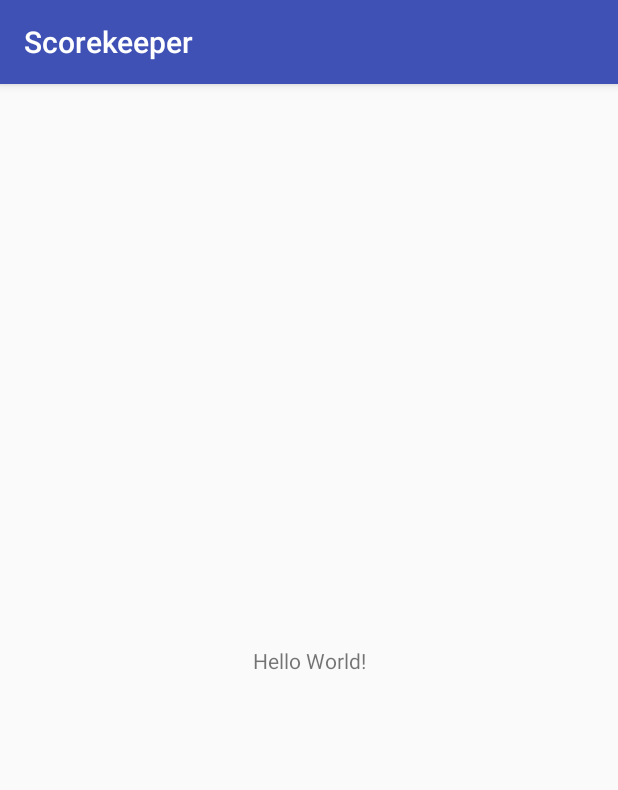
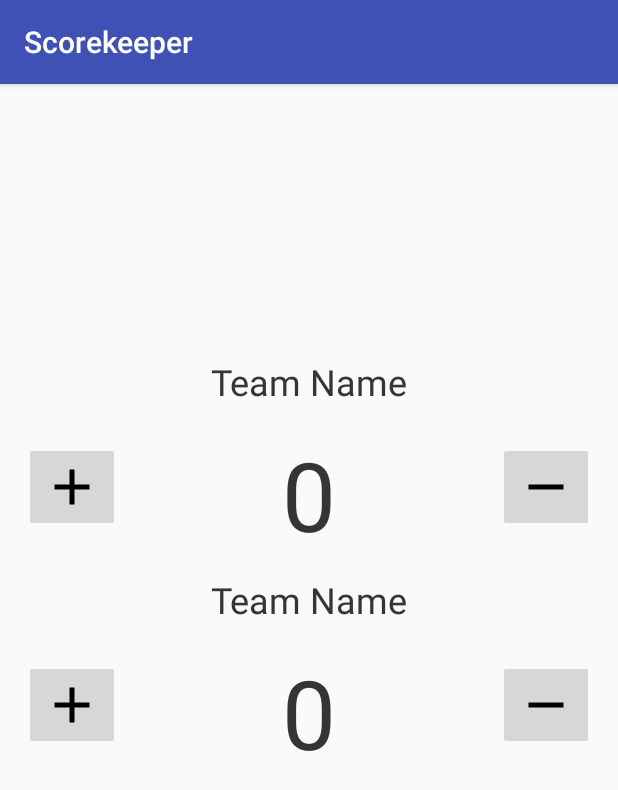
Before and after one commit to zept03/Scorekeeper, an Android app: the screen it shows after launch (MainActivity), on a phone screen of 412 x 824 dp. Shown: the top 790 px of the screen. Run offline under Robolectric (Android 15) with nearby library versions, the phone set to English and light mode, and no system bars.

Commit message:
Inflate fragments for the two teams.

```diff
--- a/app/src/main/java/tech/hyperdev/scorekeeper/activities/MainActivity.java
+++ b/app/src/main/java/tech/hyperdev/scorekeeper/activities/MainActivity.java
@@ -1,15 +1,31 @@
 package tech.hyperdev.scorekeeper.activities;
 
+import android.support.v4.app.FragmentManager;
+import android.support.v4.app.FragmentTransaction;
 import android.support.v7.app.AppCompatActivity;
 import android.os.Bundle;
 
 import tech.hyperdev.scorekeeper.R;
+import tech.hyperdev.scorekeeper.fragments.ScoreFragment;
 
 public class MainActivity extends AppCompatActivity {
 
+    private FragmentTransaction mFragmentTransaction;
+    private FragmentManager mFragmentManager;
     @Override
     protected void onCreate(Bundle savedInstanceState) {
         super.onCreate(savedInstanceState);
         setContentView(R.layout.activity_main);
+
+        mFragmentManager = getSupportFragmentManager();
+        mFragmentTransaction = mFragmentManager.beginTransaction();
+        mFragmentTransaction.replace(R.id.TeamOneFragment, new ScoreFragment());
+        mFragmentTransaction.commit();
+
+
+        mFragmentManager = getSupportFragmentManager();
+        mFragmentTransaction = mFragmentManager.beginTransaction();
+        mFragmentTransaction.replace(R.id.TeamTwoFragment, new ScoreFragment());
+        mFragmentTransaction.commit();
     }
 }
--- a/app/src/main/res/layout/activity_main.xml
+++ b/app/src/main/res/layout/activity_main.xml
@@ -1,5 +1,5 @@
 <?xml version="1.0" encoding="utf-8"?>
-<android.support.constraint.ConstraintLayout
+<RelativeLayout
     xmlns:android="http://schemas.android.com/apk/res/android"
     xmlns:app="http://schemas.android.com/apk/res-auto"
     xmlns:tools="http://schemas.android.com/tools"
@@ -7,13 +7,28 @@
     android:layout_height="match_parent"
     tools:context="tech.hyperdev.scorekeeper.activities.MainActivity">
 
-    <TextView
-        android:layout_width="wrap_content"
-        android:layout_height="wrap_content"
-        android:text="Hello World!"
-        app:layout_constraintBottom_toBottomOf="parent"
-        app:layout_constraintLeft_toLeftOf="parent"
-        app:layout_constraintRight_toRightOf="parent"
-        app:layout_constraintTop_toTopOf="parent" />
+    <fragment
+        android:id="@+id/TeamOneFragment"
+        android:name="tech.hyperdev.scorekeeper.fragments.ScoreFragment"
+        android:layout_width="368dp"
+        android:layout_height="145dp"
+        tools:layout_editor_absoluteX="8dp"
+        app:layout_constraintTop_toBottomOf="@+id/TeamTwoFragment"
+        android:layout_above="@+id/TeamTwoFragment"
+        android:layout_alignParentRight="true"
+        android:layout_alignParentEnd="true"
+        android:layout_alignParentLeft="true"
+        android:layout_alignParentStart="true" />
 
-</android.support.constraint.ConstraintLayout>
+    <fragment
+        android:id="@+id/TeamTwoFragment"
+        android:name="tech.hyperdev.scorekeeper.fragments.ScoreFragment"
+        android:layout_width="match_parent"
+        android:layout_height="145dp"
+        tools:layout_editor_absoluteY="16dp"
+        android:layout_centerVertical="true"
+        android:layout_alignParentLeft="true"
+        android:layout_alignParentStart="true" />
+
+
+</RelativeLayout>
```
